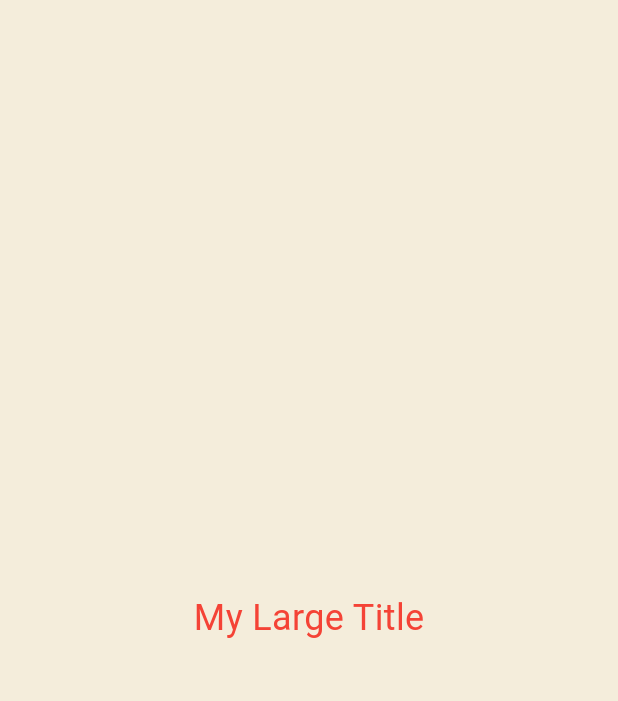
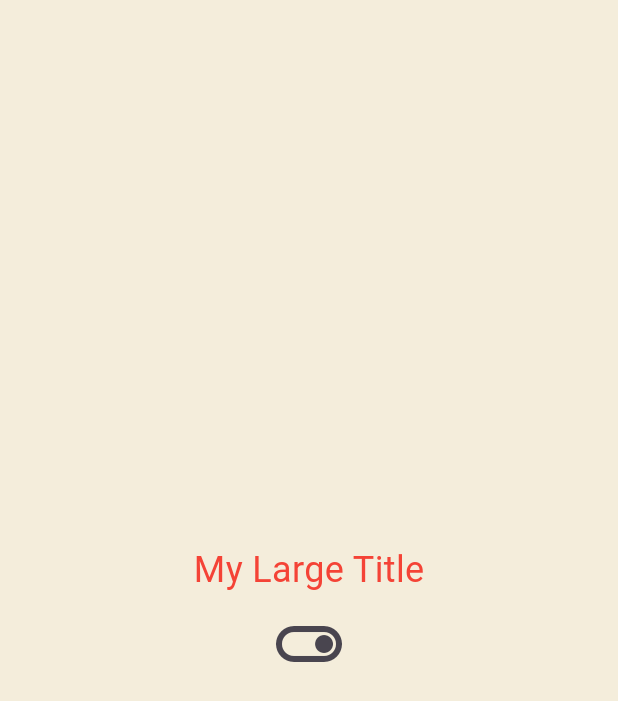
Before and after one commit to GangOn0215/study, a Flutter app: the screen it shows after launch, on a phone screen of 412 x 824 dp. Shown: the top 701 px of the screen. Run offline on Flutter 3.47's test engine with Material 3 defaults, Android fonts, the phone set to English and light mode, and no system bars.

Commit message:
[ flutter ] Widget Lifecycle 활용, 공부

```diff
--- a/mobile/flutter/normard/a04_build_context/lib/main.dart
+++ b/mobile/flutter/normard/a04_build_context/lib/main.dart
@@ -12,6 +12,14 @@ class MainApp extends StatefulWidget {
 }
 
 class _MainAppState extends State<MainApp> {
+  bool showTitle = true;
+
+  void toggleTitle() {
+    setState(() {
+      showTitle = !showTitle;
+    });
+  }
+
   @override
   Widget build(BuildContext context) {
     return MaterialApp(
@@ -29,7 +37,24 @@ class _MainAppState extends State<MainApp> {
       ),
       home: Scaffold(
         backgroundColor: Color(0XFFF4EDDB),
-        body: Center(child: MyLargeTitle()),
+        body: Column(
+          mainAxisAlignment: MainAxisAlignment.center,
+          children: [
+            Row(
+              mainAxisAlignment: MainAxisAlignment.center,
+              children: [showTitle ? MyLargeTitle() : Container()],
+            ),
+            IconButton(
+              onPressed: toggleTitle,
+              icon: Icon(
+                showTitle
+                    ? Icons.toggle_on_outlined
+                    : Icons.toggle_off_outlined,
+                size: 48,
+              ),
+            ),
+          ],
+        ),
       ),
     );
   }
@@ -44,8 +69,23 @@ class MyLargeTitle extends StatefulWidget {
 
 class _MyLargeTitleState extends State<MyLargeTitle> {
   @override
+  void initState() {
+    super.initState();
+
+    print('initState');
+  }
+
+  @override
+  void dispose() {
+    super.dispose();
+
+    print('dispose');
+  }
+
+  @override
   Widget build(BuildContext context) {
     print('build');
+
     return Text(
       'My Large Title',
       style: TextStyle(
```
